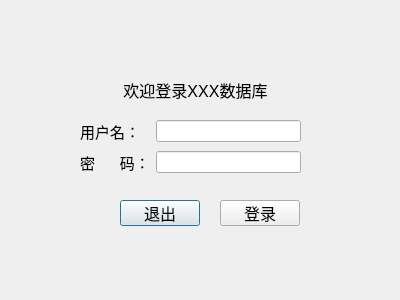
Above: logindialog.ui from sgkind/Database_xz before the change. Below: the same form after it.
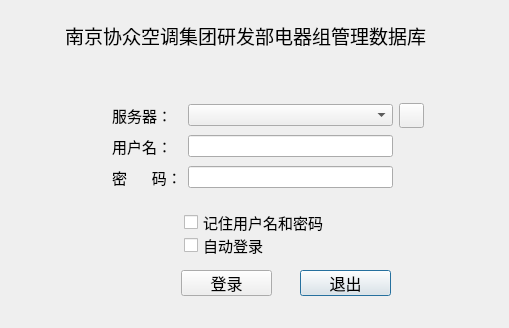
That is the form after the change. Icons and pictures are not drawn.

```diff
--- a/logindialog.ui
+++ b/logindialog.ui
@@ -6,8 +6,8 @@
    <rect>
     <x>0</x>
     <y>0</y>
-    <width>400</width>
-    <height>300</height>
+    <width>509</width>
+    <height>328</height>
    </rect>
   </property>
   <property name="windowTitle">
@@ -16,9 +16,9 @@
   <widget class="QPushButton" name="quitBtn">
    <property name="geometry">
     <rect>
-     <x>120</x>
-     <y>200</y>
-     <width>80</width>
+     <x>300</x>
+     <y>270</y>
+     <width>91</width>
      <height>26</height>
     </rect>
    </property>
@@ -34,9 +34,9 @@
   <widget class="QPushButton" name="loginBtn">
    <property name="geometry">
     <rect>
-     <x>220</x>
-     <y>200</y>
-     <width>80</width>
+     <x>181</x>
+     <y>270</y>
+     <width>91</width>
      <height>26</height>
     </rect>
    </property>
@@ -52,38 +52,141 @@
   <widget class="QLabel" name="label_3">
    <property name="geometry">
     <rect>
-     <x>110</x>
-     <y>80</y>
-     <width>171</width>
-     <height>20</height>
+     <x>50</x>
+     <y>20</y>
+     <width>391</width>
+     <height>31</height>
     </rect>
    </property>
    <property name="font">
     <font>
-     <pointsize>12</pointsize>
+     <pointsize>14</pointsize>
+     <weight>50</weight>
+     <bold>false</bold>
     </font>
    </property>
    <property name="text">
-    <string>欢迎登录XXX数据库</string>
+    <string>南京协众空调集团研发部电器组管理数据库</string>
    </property>
    <property name="alignment">
     <set>Qt::AlignCenter</set>
    </property>
   </widget>
-  <widget class="QWidget" name="">
+  <widget class="QLabel" name="img_Label">
    <property name="geometry">
     <rect>
-     <x>80</x>
-     <y>120</y>
-     <width>221</width>
-     <height>62</height>
+     <x>0</x>
+     <y>0</y>
+     <width>511</width>
+     <height>71</height>
     </rect>
    </property>
-   <layout class="QFormLayout" name="formLayout">
-    <property name="verticalSpacing">
-     <number>8</number>
-    </property>
+   <property name="text">
+    <string/>
+   </property>
+   <property name="pixmap">
+    <pixmap resource="database.qrc">:/login.jpg</pixmap>
+   </property>
+   <property name="scaledContents">
+    <bool>true</bool>
+   </property>
+  </widget>
+  <widget class="QCheckBox" name="rememberPwdCheckBox">
+   <property name="geometry">
+    <rect>
+     <x>184</x>
+     <y>210</y>
+     <width>151</width>
+     <height>24</height>
+    </rect>
+   </property>
+   <property name="font">
+    <font>
+     <pointsize>11</pointsize>
+    </font>
+   </property>
+   <property name="text">
+    <string>记住用户名和密码</string>
+   </property>
+  </widget>
+  <widget class="QCheckBox" name="AutoLoginCheckBox">
+   <property name="geometry">
+    <rect>
+     <x>184</x>
+     <y>233</y>
+     <width>81</width>
+     <height>24</height>
+    </rect>
+   </property>
+   <property name="font">
+    <font>
+     <pointsize>11</pointsize>
+    </font>
+   </property>
+   <property name="text">
+    <string>自动登录</string>
+   </property>
+  </widget>
+  <widget class="QPushButton" name="pushButton">
+   <property name="geometry">
+    <rect>
+     <x>399</x>
+     <y>103</y>
+     <width>25</width>
+     <height>25</height>
+    </rect>
+   </property>
+   <property name="text">
+    <string/>
+   </property>
+   <property name="icon">
+    <iconset>
+     <activeoff>:/gear.jpg</activeoff>
+     <activeon>:/gear.jpg</activeon>
+    </iconset>
+   </property>
+   <property name="iconSize">
+    <size>
+     <width>32</width>
+     <height>32</height>
+    </size>
+   </property>
+   <property name="autoRepeat">
+    <bool>false</bool>
+   </property>
+   <property name="autoExclusive">
+    <bool>false</bool>
+   </property>
+   <property name="default">
+    <bool>false</bool>
+   </property>
+  </widget>
+  <widget class="QWidget" name="layoutWidget">
+   <property name="geometry">
+    <rect>
+     <x>112</x>
+     <y>102</y>
+     <width>281</width>
+     <height>92</height>
+    </rect>
+   </property>
+   <layout class="QGridLayout" name="gridLayout">
     <item row="0" column="0">
+     <widget class="QLabel" name="label_4">
+      <property name="font">
+       <font>
+        <pointsize>11</pointsize>
+       </font>
+      </property>
+      <property name="text">
+       <string>服务器：</string>
+      </property>
+     </widget>
+    </item>
+    <item row="0" column="1">
+     <widget class="QComboBox" name="comboBox"/>
+    </item>
+    <item row="1" column="0">
      <widget class="QLabel" name="label">
       <property name="font">
        <font>
@@ -95,10 +198,10 @@
       </property>
      </widget>
     </item>
-    <item row="0" column="1">
+    <item row="1" column="1">
      <widget class="QLineEdit" name="userNameLineEdit"/>
     </item>
-    <item row="1" column="0">
+    <item row="2" column="0">
      <widget class="QLabel" name="label_2">
       <property name="font">
        <font>
@@ -110,7 +213,7 @@
       </property>
      </widget>
     </item>
-    <item row="1" column="1">
+    <item row="2" column="1">
      <widget class="QLineEdit" name="passwordLineEdit">
       <property name="echoMode">
        <enum>QLineEdit::Password</enum>
```
Left out of the diff: 12 changed lines with no effect on the pictures.
